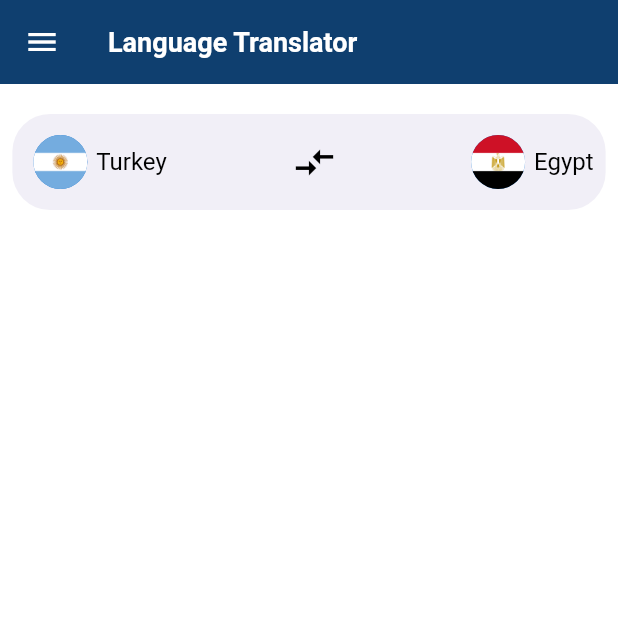
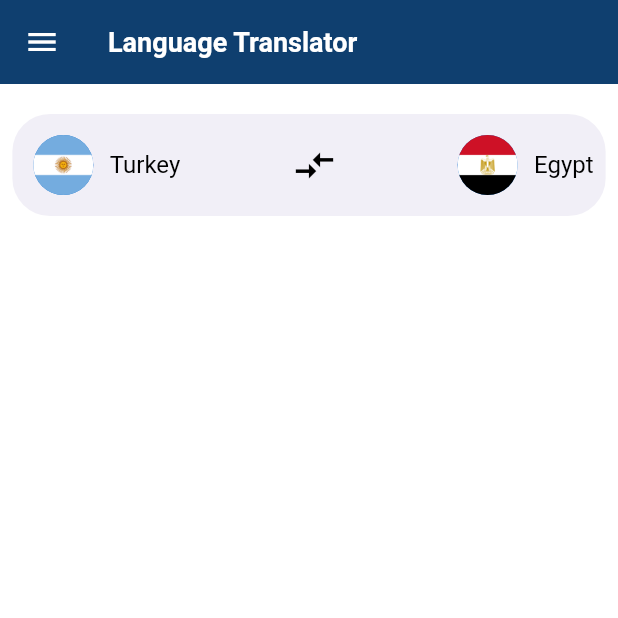
Before and after one commit to MohmaedSobhy/Translate-App, a Flutter app: the screen it shows after launch, on a phone screen of 412 x 824 dp, the top half of it. Run offline on Flutter 3.47's test engine with Material 3 defaults, Android fonts, the phone set to English and light mode, and no system bars.

Commit message:
change radius of country widget

```diff
--- a/lib/feature/home/presentation/widgets/country_widget.dart
+++ b/lib/feature/home/presentation/widgets/country_widget.dart
@@ -17,9 +17,12 @@ class CountryWidget extends StatelessWidget {
         Padding(
           padding: const EdgeInsets.all(6),
           child: CircleAvatar(
-            radius: 18,
+            radius: 20,
             backgroundImage: AssetImage(imagePath),
           ),
+        ),
+        const SizedBox(
+          width: 5,
         ),
         Text(
           languageName,
```
